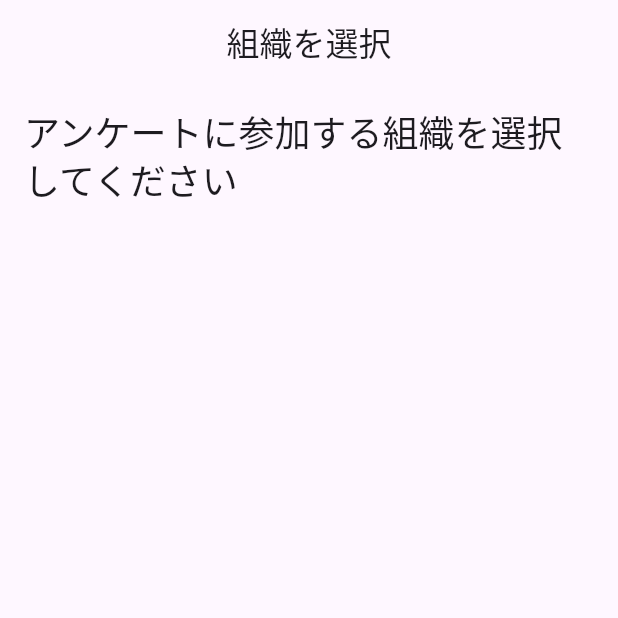
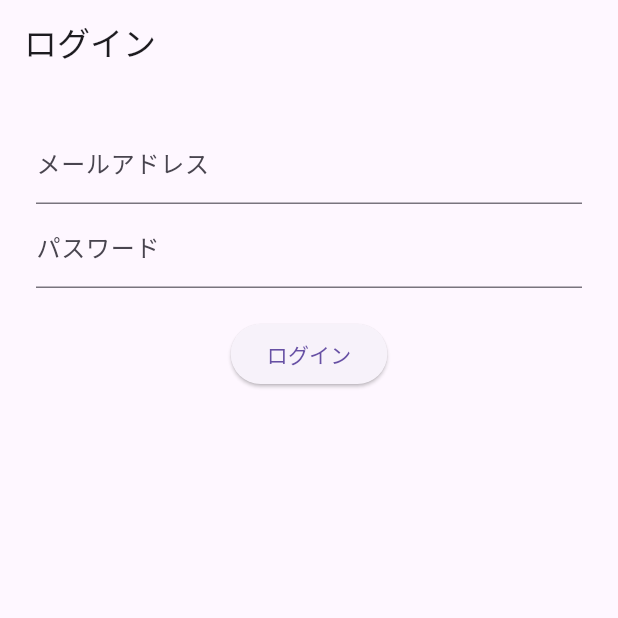
Before and after one commit to jiyuujin/form-app, a Flutter app: the screen it shows after launch, on a phone screen of 412 x 824 dp, the top half of it. Run offline on Flutter 3.47's test engine with Material 3 defaults, Android fonts, the phone set to English and light mode, and no system bars; our stand-ins replace cloud_firestore, csv, data_table_2, firebase_auth, firebase_core, firebase_messaging and 5 more; missing offline and left inert: dart:html; accounts and stored records are empty.

Commit message:
feat: signin screen

```diff
--- a/apps/form_app/lib/main.dart
+++ b/apps/form_app/lib/main.dart
@@ -3,11 +3,19 @@ import 'package:firebase_core/firebase_core.dart';
 import 'package:flutter_riverpod/flutter_riverpod.dart';
 import 'package:form_app/screens/home_screen.dart';
 import 'package:form_app/screens/organization_selection_screen.dart';
+import 'package:form_app/screens/signin_screen.dart';
 import 'package:form_app/screens/survey_screen.dart';
 import 'package:go_router/go_router.dart';
+import 'package:shared/services/firebase_service.dart';
 import 'package:shared/services/local_storage_service.dart';
 
 import 'firebase_options.dart';
+
+final firebaseServiceProvider = Provider<FirebaseService>((ref) => FirebaseService());
+
+final authStateProvider = StreamProvider((ref) {
+  return ref.watch(firebaseServiceProvider).authStateChanges;
+});
 
 void main() async {
   WidgetsFlutterBinding.ensureInitialized();
@@ -19,27 +27,43 @@ void main() async {
   runApp(const ProviderScope(child: FormApp()));
 }
 
-class FormApp extends StatelessWidget {
+class FormApp extends ConsumerWidget {
   const FormApp({super.key});
 
   @override
-  Widget build(BuildContext context) {
+  Widget build(BuildContext context, WidgetRef ref) {
+    final router = ref.watch(goRouterProvider);
     return MaterialApp.router(
       title: 'Form App',
       theme: ThemeData(
         primarySwatch: Colors.blue,
         useMaterial3: true,
       ),
-      routerConfig: _router,
+      routerConfig: router,
     );
   }
 }
 
-final _router = GoRouter(
+final goRouterProvider = Provider<GoRouter>((ref) {
+  final authState = ref.watch(authStateProvider);
+
+  return GoRouter(
+    redirect: (context, state) {
+      final isLoggedIn = authState.asData?.value != null;
+      final isOnLoginPage = state.matchedLocation == '/login';
+
+      if (!isLoggedIn && !isOnLoginPage) return '/login';
+      if (isLoggedIn && isOnLoginPage) return '/';
+      return null;
+    },
     routes: [
       GoRoute(
         path: '/',
         builder: (context, state) => const OrganizationSelectionScreen(),
+      ),
+      GoRoute(
+        path: '/login',
+        builder: (context, state) => const SigninScreen(),
       ),
       GoRoute(
         path: '/home',
@@ -53,3 +77,4 @@ final _router = GoRouter(
       ),
     ],
   );
+});
--- /dev/null
+++ b/apps/form_app/lib/screens/signin_screen.dart
@@ -0,0 +1,70 @@
+import 'package:flutter/material.dart';
+import 'package:firebase_auth/firebase_auth.dart';
+import 'package:flutter_riverpod/flutter_riverpod.dart';
+import 'package:shared/services/firebase_service.dart';
+
+final firebaseServiceProvider = Provider<FirebaseService>((ref) => FirebaseService());
+
+final authStateProvider = StreamProvider<User?>((ref) {
+  return ref.watch(firebaseServiceProvider).authStateChanges;
+});
+
+class SigninScreen extends ConsumerStatefulWidget {
+  const SigninScreen({super.key});
+
+  @override
+  ConsumerState<SigninScreen> createState() => _SigninScreenState();
+}
+
+class _SigninScreenState extends ConsumerState<SigninScreen> {
+  final _emailController = TextEditingController();
+  final _passwordController = TextEditingController();
+  String? _errorMessage;
+
+  @override
+  Widget build(BuildContext context) {
+    return Scaffold(
+      appBar: AppBar(title: const Text('ログイン')),
+      body: Padding(
+        padding: const EdgeInsets.all(24.0),
+        child: Column(
+          children: [
+            TextField(
+              controller: _emailController,
+              decoration: const InputDecoration(labelText: 'メールアドレス'),
+            ),
+            TextField(
+              controller: _passwordController,
+              decoration: const InputDecoration(labelText: 'パスワード'),
+              obscureText: true,
+            ),
+            const SizedBox(height: 20),
+            ElevatedButton(
+              onPressed: () async {
+                try {
+                  await ref.read(firebaseServiceProvider).signIn(
+                    _emailController.text.trim(),
+                    _passwordController.text.trim(),
+                  );
+                } on FirebaseAuthException catch (e) {
+                  setState(() {
+                    _errorMessage = e.message;
+                  });
+                }
+              },
+              child: const Text('ログイン'),
+            ),
+            if (_errorMessage != null)
+              Padding(
+                padding: const EdgeInsets.only(top: 12),
+                child: Text(
+                  _errorMessage!,
+                  style: const TextStyle(color: Colors.red),
+                ),
+              ),
+          ],
+        ),
+      ),
+    );
+  }
+}
--- a/packages/shared/lib/services/firebase_service.dart
+++ b/packages/shared/lib/services/firebase_service.dart
@@ -5,6 +5,17 @@ import 'package:shared/models/survey.dart';
 class FirebaseService {
   static final FirebaseFirestore _firestore = FirebaseFirestore.instance;
   static final FirebaseAuth _auth = FirebaseAuth.instance;
+
+  Stream<User?> get authStateChanges => _auth.authStateChanges();
+  User? get currentUser => _auth.currentUser;
+
+  Future<void> signIn(String email, String password) async {
+    await _auth.signInWithEmailAndPassword(email: email, password: password);
+  }
+
+  Future<void> signOut() async {
+    await _auth.signOut();
+  }
 
   static Future<List<Organization>> getOrganizations() async {
     try {
```
Lines whose indentation alone changed are shown as unchanged.
